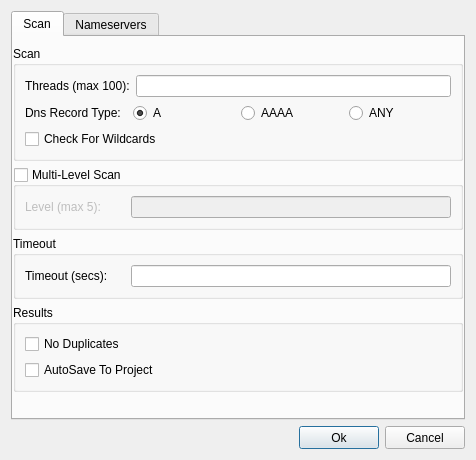
Qt form sub3suite/src/Dialogs/ActiveConfigDialog.ui (3nock/OTE) before a commit.
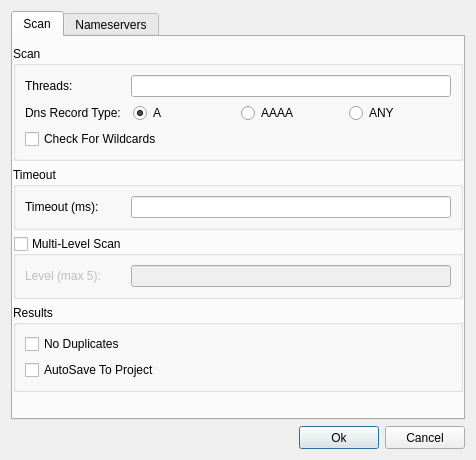
The same form after that commit. Icons and pictures are not drawn. Custom widgets are drawn as their Qt base class.

Diff of the .ui file:
```diff
--- a/sub3suite/src/Dialogs/ActiveConfigDialog.ui
+++ b/sub3suite/src/Dialogs/ActiveConfigDialog.ui
@@ -66,7 +66,7 @@
                </size>
               </property>
               <property name="text">
-               <string>Threads (max 100):</string>
+               <string>Threads:</string>
               </property>
              </widget>
             </item>
@@ -126,6 +126,41 @@
          </layout>
         </widget>
        </item>
+       <item>
+        <widget class="QGroupBox" name="groupBoxTimeout">
+         <property name="title">
+          <string>Timeout</string>
+         </property>
+         <property name="checkable">
+          <bool>false</bool>
+         </property>
+         <property name="checked">
+          <bool>false</bool>
+         </property>
+         <layout class="QVBoxLayout" name="verticalLayout_9">
+          <item>
+           <layout class="QHBoxLayout" name="horizontalLayout_2">
+            <item>
+             <widget class="QLabel" name="label_2">
+              <property name="minimumSize">
+               <size>
+                <width>100</width>
+                <height>0</height>
+               </size>
+              </property>
+              <property name="text">
+               <string>Timeout (ms):</string>
+              </property>
+             </widget>
+            </item>
+            <item>
+             <widget class="QLineEdit" name="lineEditTimeout"/>
+            </item>
+           </layout>
+          </item>
+         </layout>
+        </widget>
+       </item>
        <item>
         <widget class="QGroupBox" name="groupBoxLevel">
          <property name="title">
@@ -161,41 +196,6 @@
          </layout>
         </widget>
        </item>
-       <item>
-        <widget class="QGroupBox" name="groupBoxTimeout">
-         <property name="title">
-          <string>Timeout</string>
-         </property>
-         <property name="checkable">
-          <bool>false</bool>
-         </property>
-         <property name="checked">
-          <bool>false</bool>
-         </property>
-         <layout class="QVBoxLayout" name="verticalLayout_9">
-          <item>
-           <layout class="QHBoxLayout" name="horizontalLayout_2">
-            <item>
-             <widget class="QLabel" name="label_2">
-              <property name="minimumSize">
-               <size>
-                <width>100</width>
-                <height>0</height>
-               </size>
-              </property>
-              <property name="text">
-               <string>Timeout (secs):</string>
-              </property>
-             </widget>
-            </item>
-            <item>
-             <widget class="QLineEdit" name="lineEditTimeout"/>
-            </item>
-           </layout>
-          </item>
-         </layout>
-        </widget>
-       </item>
        <item>
         <widget class="QGroupBox" name="groupBoxResult">
          <property name="title">
```
